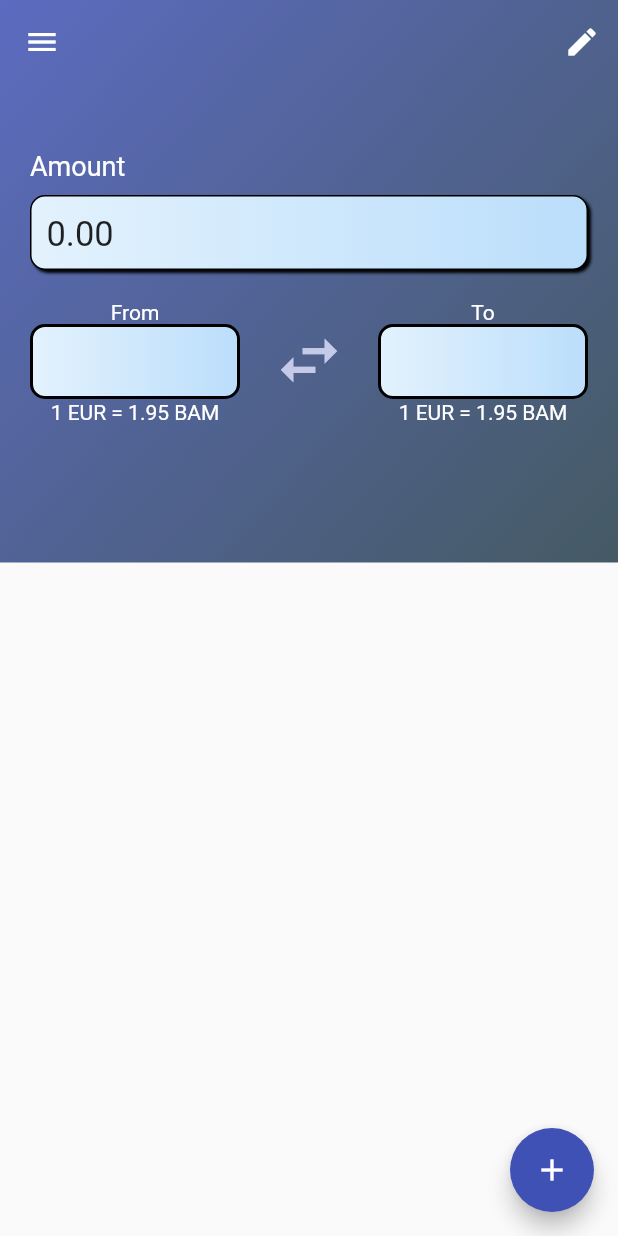
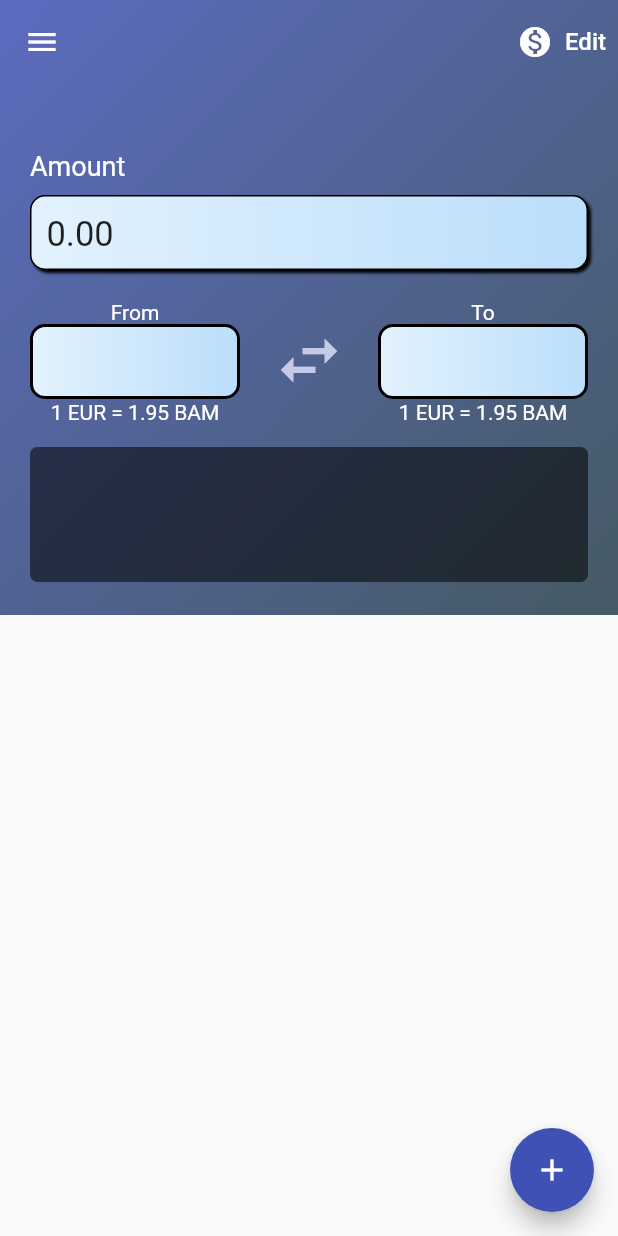
Before and after one commit to emeban44/currency_converter_app, a Flutter app: the screen it shows after launch, on a phone screen of 412 x 824 dp. Run offline on Flutter 3.47's test engine with Material 2 defaults, Android fonts, the phone set to English and light mode, and no system bars.

Commit message:
added the transparent conversion_output_box

```diff
--- a/lib/screens/home_screen.dart
+++ b/lib/screens/home_screen.dart
@@ -13,7 +13,12 @@ class HomeScreen extends StatelessWidget {
         backgroundColor: Colors.transparent,
         elevation: 0,
         actions: [
-          IconButton(icon: Icon(Icons.edit), onPressed: () {}),
+          TextButton.icon(
+            label: Text('Edit',
+                style: TextStyle(color: Colors.white, fontSize: 16)),
+            icon: Icon(Icons.monetization_on, color: Colors.white),
+            onPressed: () {},
+          ),
         ],
       ),
       resizeToAvoidBottomInset: false,
--- /dev/null
+++ b/lib/widgets/conversion_output_box.dart
@@ -0,0 +1,17 @@
+import 'package:flutter/material.dart';
+
+class ConversionOutputBox extends StatelessWidget {
+  @override
+  Widget build(BuildContext context) {
+    return Flexible(
+      child: Container(
+          height: 90,
+          width: double.infinity,
+          margin: const EdgeInsets.only(top: 15, left: 20, right: 20),
+          decoration: BoxDecoration(
+            color: Colors.black54,
+            borderRadius: BorderRadius.circular(5),
+          )),
+    );
+  }
+}
--- a/lib/widgets/conversion_stack.dart
+++ b/lib/widgets/conversion_stack.dart
@@ -1,5 +1,6 @@
 import 'package:currency_converter_app/widgets/amount_input_field.dart';
 import 'package:currency_converter_app/widgets/amount_text.dart';
+import 'package:currency_converter_app/widgets/conversion_output_box.dart';
 import 'package:currency_converter_app/widgets/conversion_row.dart';
 import 'package:currency_converter_app/widgets/stack_background.dart';
 import 'package:flutter/material.dart';
@@ -16,6 +17,7 @@ class ConversionStack extends StatelessWidget {
             AmountText(),
             AmountInputField(),
             ConversionRow(),
+            ConversionOutputBox(),
           ],
         ),
       ],
--- a/lib/widgets/stack_background.dart
+++ b/lib/widgets/stack_background.dart
@@ -4,7 +4,7 @@ class StackBackground extends StatelessWidget {
   @override
   Widget build(BuildContext context) {
     return Container(
-      height: 375,
+      height: 410,
       width: double.infinity,
       decoration: BoxDecoration(
         gradient: LinearGradient(
```
Also changed, not shown: lib/widgets/conversion_column.dart (+5 -8 lines).
